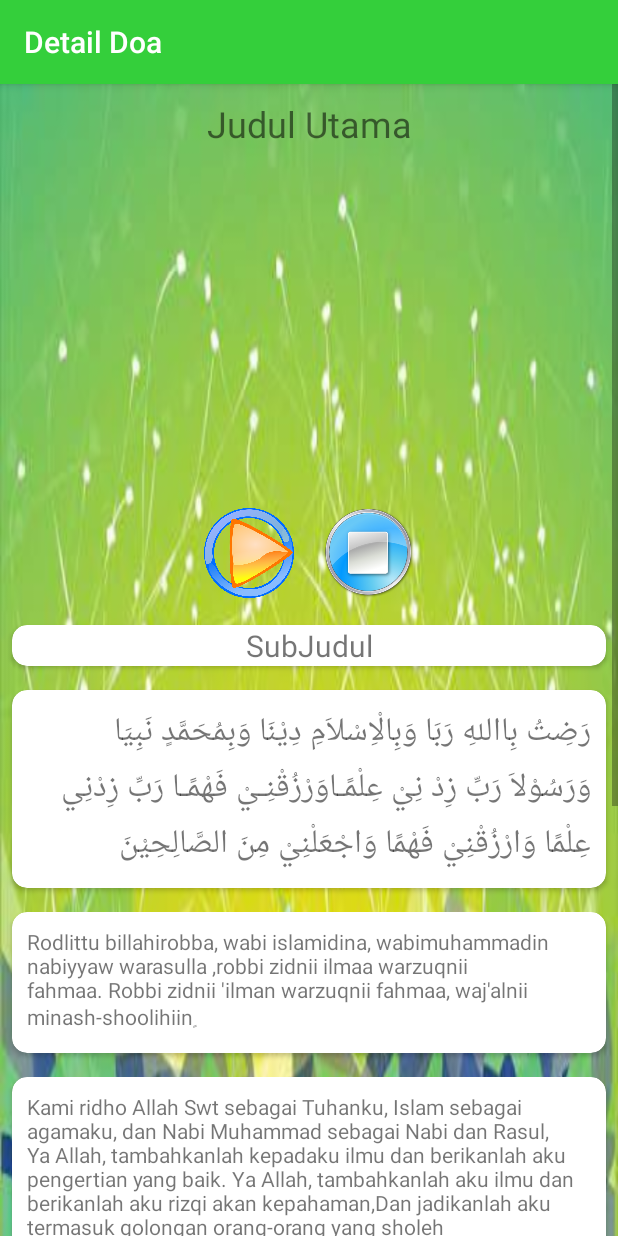
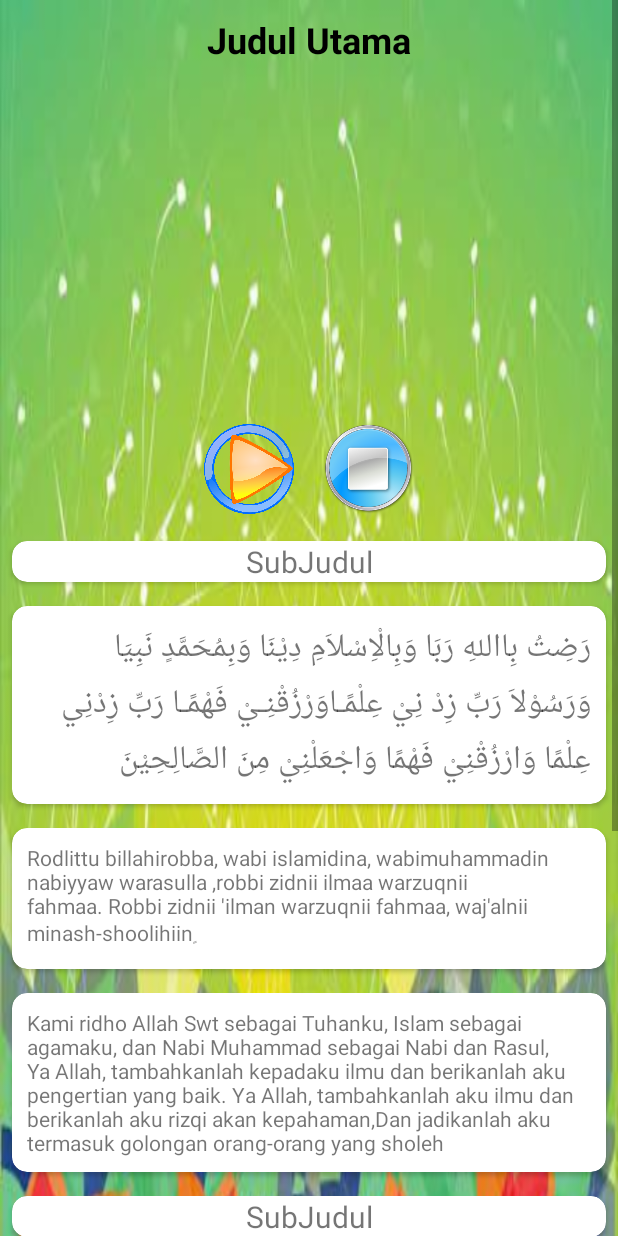
Before and after one commit to iavtamvan/DoaAnakMusilm, an Android app: the DetailActivity2 screen opened directly, with no data from a screen before it, on a phone screen of 412 x 824 dp. Run offline under Robolectric (Android 15) with nearby library versions, the phone set to English and light mode, and no system bars.

Commit message:
pembugaran android => androidx

```diff
--- a/app/src/main/java/com/doasialif/root/doaanakmusilm/Activity/HomeActivity.java
+++ b/app/src/main/java/com/doasialif/root/doaanakmusilm/Activity/HomeActivity.java
@@ -3,14 +3,15 @@ package com.doasialif.root.doaanakmusilm.Activity;
 import android.content.Intent;
 import android.os.Bundle;
 import android.os.Handler;
-import android.support.v7.app.AppCompatActivity;
 import android.view.View;
 import android.widget.Button;
 import android.widget.Toast;
 
+import androidx.appcompat.app.AppCompatActivity;
+
 import com.doasialif.root.doaanakmusilm.R;
 
-public class HomeActivity extends AppCompatActivity{
+public class HomeActivity extends AppCompatActivity {
 	private Button btnMateri;
 	private Button btnKeluar;
 	private boolean doubleBackToExitPressedOnce;
--- a/app/src/main/java/com/doasialif/root/doaanakmusilm/Activity/SplashActivity.java
+++ b/app/src/main/java/com/doasialif/root/doaanakmusilm/Activity/SplashActivity.java
@@ -2,8 +2,9 @@ package com.doasialif.root.doaanakmusilm.Activity;
 
 import android.content.Intent;
 import android.os.Handler;
-import android.support.v7.app.AppCompatActivity;
 import android.os.Bundle;
+
+import androidx.appcompat.app.AppCompatActivity;
 
 import com.doasialif.root.doaanakmusilm.R;
 
--- a/app/src/main/java/com/doasialif/root/doaanakmusilm/Adapter/DoaLuarRuangAdapter.java
+++ b/app/src/main/java/com/doasialif/root/doaanakmusilm/Adapter/DoaLuarRuangAdapter.java
@@ -2,13 +2,14 @@ package com.doasialif.root.doaanakmusilm.Adapter;
 
 import android.content.Context;
 import android.content.Intent;
-import android.support.v7.widget.CardView;
-import android.support.v7.widget.RecyclerView;
 import android.view.LayoutInflater;
 import android.view.View;
 import android.view.ViewGroup;
 import android.widget.ImageView;
 import android.widget.TextView;
+
+import androidx.cardview.widget.CardView;
+import androidx.recyclerview.widget.RecyclerView;
 
 import com.doasialif.root.doaanakmusilm.Activity.DetailActivity;
 import com.doasialif.root.doaanakmusilm.BankArray.DoaDalamRuangArray;
--- a/app/src/main/java/com/doasialif/root/doaanakmusilm/DetailActivity2.java
+++ b/app/src/main/java/com/doasialif/root/doaanakmusilm/DetailActivity2.java
@@ -2,11 +2,12 @@ package com.doasialif.root.doaanakmusilm;
 
 import android.media.MediaPlayer;
 import android.os.Bundle;
-import android.support.v7.app.AppCompatActivity;
 import android.view.View;
 import android.widget.Button;
 import android.widget.ImageView;
 import android.widget.TextView;
+
+import androidx.appcompat.app.AppCompatActivity;
 
 import com.doasialif.root.doaanakmusilm.BankArray.DoaDalamRuangArray;
 import com.doasialif.root.doaanakmusilm.BankArray.DoaLuarRuangArray;
@@ -35,6 +36,7 @@ public class DetailActivity2 extends AppCompatActivity {
 	protected void onCreate(Bundle savedInstanceState) {
 		super.onCreate(savedInstanceState);
 		setContentView(R.layout.activity_detail2);
+		getSupportActionBar().hide();
 		initView();
 
 		index = getIntent().getIntExtra("index", 0);
--- a/app/src/main/java/com/doasialif/root/doaanakmusilm/DetailActivity3.java
+++ b/app/src/main/java/com/doasialif/root/doaanakmusilm/DetailActivity3.java
@@ -2,11 +2,12 @@ package com.doasialif.root.doaanakmusilm;
 
 import android.media.MediaPlayer;
 import android.os.Bundle;
-import android.support.v7.app.AppCompatActivity;
 import android.view.View;
 import android.widget.Button;
 import android.widget.ImageView;
 import android.widget.TextView;
+
+import androidx.appcompat.app.AppCompatActivity;
 
 import com.doasialif.root.doaanakmusilm.BankArray.DoaDalamRuangArray;
 import com.doasialif.root.doaanakmusilm.BankArray.DoaLuarRuangArray;
@@ -39,6 +40,7 @@ public class DetailActivity3 extends AppCompatActivity {
 	protected void onCreate(Bundle savedInstanceState) {
 		super.onCreate(savedInstanceState);
 		setContentView(R.layout.activity_detail3);
+		getSupportActionBar().hide();
 		initView();
 
 		index = getIntent().getIntExtra("index", 0);
--- a/app/src/main/res/layout/activity_detail2.xml
+++ b/app/src/main/res/layout/activity_detail2.xml
@@ -19,6 +19,8 @@
 			android:layout_height="wrap_content"
 			android:layout_margin="10dp"
 			android:gravity="center"
+			android:textStyle="bold"
+			android:textColor="@android:color/black"
 			android:text="Judul Utama"
 			android:textSize="24sp"/>
 
@@ -60,7 +62,7 @@
 		android:layout_width="match_parent"
 		android:layout_height="wrap_content"
 		android:orientation="vertical">
-		<android.support.v7.widget.CardView
+		<androidx.cardview.widget.CardView
 			android:layout_width="match_parent"
 			android:layout_height="wrap_content"
 			app:cardCornerRadius="10sp"
@@ -73,8 +75,8 @@
 				android:textSize="20sp"
 				android:gravity="center"/>
 
-		</android.support.v7.widget.CardView>
-		<android.support.v7.widget.CardView
+		</androidx.cardview.widget.CardView>
+		<androidx.cardview.widget.CardView
 			android:layout_width="match_parent"
 			android:layout_height="wrap_content"
 			app:cardCornerRadius="10sp"
@@ -87,8 +89,8 @@
 				android:text="رَضِتُ بِااللهِ رَبَا وَبِالْاِسْلاَمِ دِيْنَا وَبِمُحَمَّدٍ نَبِيَا وَرَسُوْلاَ رَبِّ زِدْ نِيْ عِلْمًـاوَرْزُقْنِـيْ فَهْمًـا رَبِّ زِدْنِي عِلْمًا وَارْزُقْنِيْ فَهْمًا وَاجْعَلْنِيْ مِنَ الصَّالِحِيْنَ"
 				android:textSize="22sp"/>
 
-		</android.support.v7.widget.CardView>
-		<android.support.v7.widget.CardView
+		</androidx.cardview.widget.CardView>
+		<androidx.cardview.widget.CardView
 			android:layout_width="match_parent"
 			android:layout_height="wrap_content"
 			app:cardCornerRadius="10sp"
@@ -100,8 +102,8 @@
 				android:layout_margin="10dp"
 				android:text="Rodlittu billahirobba, wabi islamidina, wabimuhammadin nabiyyaw warasulla ,robbi zidnii ilmaa warzuqnii fahmaa. Robbi zidnii 'ilman warzuqnii fahmaa, waj'alnii minash-shoolihiinٍ"/>
 
-		</android.support.v7.widget.CardView>
-		<android.support.v7.widget.CardView
+		</androidx.cardview.widget.CardView>
+		<androidx.cardview.widget.CardView
 			android:layout_width="match_parent"
 			android:layout_height="wrap_content"
 			app:cardCornerRadius="10sp"
@@ -113,13 +115,13 @@
 				android:layout_margin="10dp"
 				android:text="Kami ridho Allah Swt sebagai Tuhanku, Islam sebagai agamaku, dan Nabi Muhammad sebagai Nabi dan Rasul, Ya Allah, tambahkanlah kepadaku ilmu dan berikanlah aku pengertian yang baik. Ya Allah, tambahkanlah aku ilmu dan berikanlah aku rizqi akan kepahaman,Dan jadikanlah aku termasuk golongan orang-orang yang sholeh"/>
 
-		</android.support.v7.widget.CardView>
+		</androidx.cardview.widget.CardView>
 	</LinearLayout>
 	<LinearLayout
 		android:layout_width="match_parent"
 		android:layout_height="wrap_content"
 		android:orientation="vertical">
-		<android.support.v7.widget.CardView
+		<androidx.cardview.widget.CardView
 			android:layout_width="match_parent"
 			android:layout_height="wrap_content"
 			app:cardCornerRadius="10sp"
@@ -131,8 +133,8 @@
 				android:text="SubJudul"
 				android:textSize="20sp"
 				android:gravity="center"/>
-		</android.support.v7.widget.CardView>
-		<android.support.v7.widget.CardView
+		</androidx.cardview.widget.CardView>
+		<androidx.cardview.widget.CardView
 			android:layout_width="match_parent"
 			android:layout_height="wrap_content"
 			app:cardCornerRadius="10sp"
@@ -144,8 +146,8 @@
 				android:layout_margin="10dp"
 				android:text="رَضِتُ بِااللهِ رَبَا وَبِالْاِسْلاَمِ دِيْنَا وَبِمُحَمَّدٍ نَبِيَا وَرَسُوْلاَ رَبِّ زِدْ نِيْ عِلْمًـاوَرْزُقْنِـيْ فَهْمًـا رَبِّ زِدْنِي عِلْمًا وَارْزُقْنِيْ فَهْمًا وَاجْعَلْنِيْ مِنَ الصَّالِحِيْنَ"
 				android:textSize="22sp"/>
-		</android.support.v7.widget.CardView>
-		<android.support.v7.widget.CardView
+		</androidx.cardview.widget.CardView>
+		<androidx.cardview.widget.CardView
 			android:layout_width="match_parent"
 			android:layout_height="wrap_content"
 			app:cardCornerRadius="10sp"
@@ -156,8 +158,8 @@
 				android:layout_height="wrap_content"
 				android:layout_margin="10dp"
 				android:text="Rodlittu billahirobba, wabi islamidina, wabimuhammadin nabiyyaw warasulla ,robbi zidnii ilmaa warzuqnii fahmaa. Robbi zidnii 'ilman warzuqnii fahmaa, waj'alnii minash-shoolihiinٍ"/>
-		</android.support.v7.widget.CardView>
-		<android.support.v7.widget.CardView
+		</androidx.cardview.widget.CardView>
+		<androidx.cardview.widget.CardView
 			android:layout_width="match_parent"
 			android:layout_height="wrap_content"
 			app:cardCornerRadius="10sp"
@@ -168,7 +170,7 @@
 				android:layout_height="wrap_content"
 				android:layout_margin="10dp"
 				android:text="Kami ridho Allah Swt sebagai Tuhanku, Islam sebagai agamaku, dan Nabi Muhammad sebagai Nabi dan Rasul, Ya Allah, tambahkanlah kepadaku ilmu dan berikanlah aku pengertian yang baik. Ya Allah, tambahkanlah aku ilmu dan berikanlah aku rizqi akan kepahaman,Dan jadikanlah aku termasuk golongan orang-orang yang sholeh"/>
-		</android.support.v7.widget.CardView>
+		</androidx.cardview.widget.CardView>
 	</LinearLayout>
 	</LinearLayout>
 </ScrollView>
--- a/app/src/main/res/layout/activity_materi.xml
+++ b/app/src/main/res/layout/activity_materi.xml
@@ -8,10 +8,10 @@
 	android:background="@drawable/bg"
 	tools:context="com.doasialif.root.doaanakmusilm.Activity.MateriActivity">
 
-	<android.support.v7.widget.RecyclerView
+	<androidx.recyclerview.widget.RecyclerView
 		android:id="@+id/rv_daftar_doa"
 		android:layout_width="match_parent"
 		android:layout_height="match_parent">
-	</android.support.v7.widget.RecyclerView>
+	</androidx.recyclerview.widget.RecyclerView>
 
 </LinearLayout>
--- a/gradle.properties
+++ b/gradle.properties
@@ -15,3 +15,5 @@ org.gradle.jvmargs=-Xmx1536m
 # This option should only be used with decoupled projects. More details, visit
 # http://www.gradle.org/docs/current/userguide/multi_project_builds.html#sec:decoupled_projects
 # org.gradle.parallel=true
+android.useAndroidX=true
+android.enableJetifier=true
```
Also changed, not shown: app/build.gradle (+14 -21 lines), app/src/main/java/com/doasialif/root/doaanakmusilm/Activity/DetailActivity.java (+6 -6 lines), app/src/main/java/com/doasialif/root/doaanakmusilm/Activity/MateriActivity.java (+5 -4 lines), app/src/main/java/com/doasialif/root/doaanakmusilm/Activity/MenuActivity.java (+3 -5 lines), app/src/main/java/com/doasialif/root/doaanakmusilm/Adapter/DoaDalamRuangAdapter.java (+16 -13 lines), app/src/main/res/layout/activity_detail.xml (+6 -23 lines), app/src/main/res/layout/activity_detail3.xml (+10 -10 lines), app/src/main/res/layout/activity_menu.xml (+4 -4 lines), app/src/main/res/layout/item_list.xml (+13 -13 lines), build.gradle (+6 -2 lines), gradle/wrapper/gradle-wrapper.properties.
